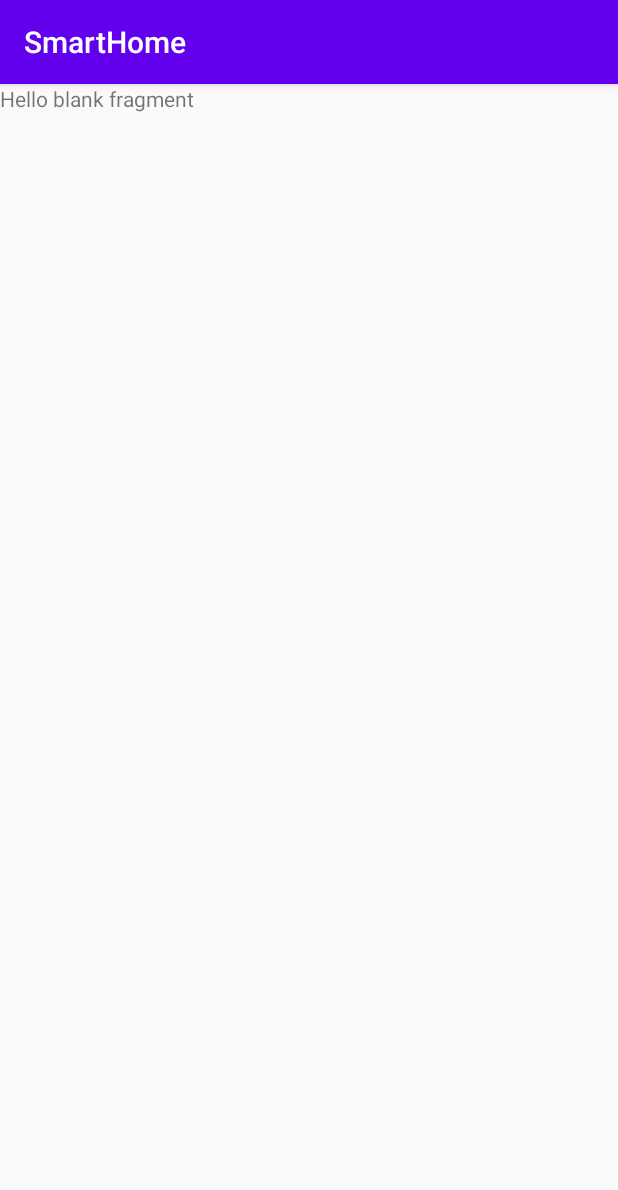
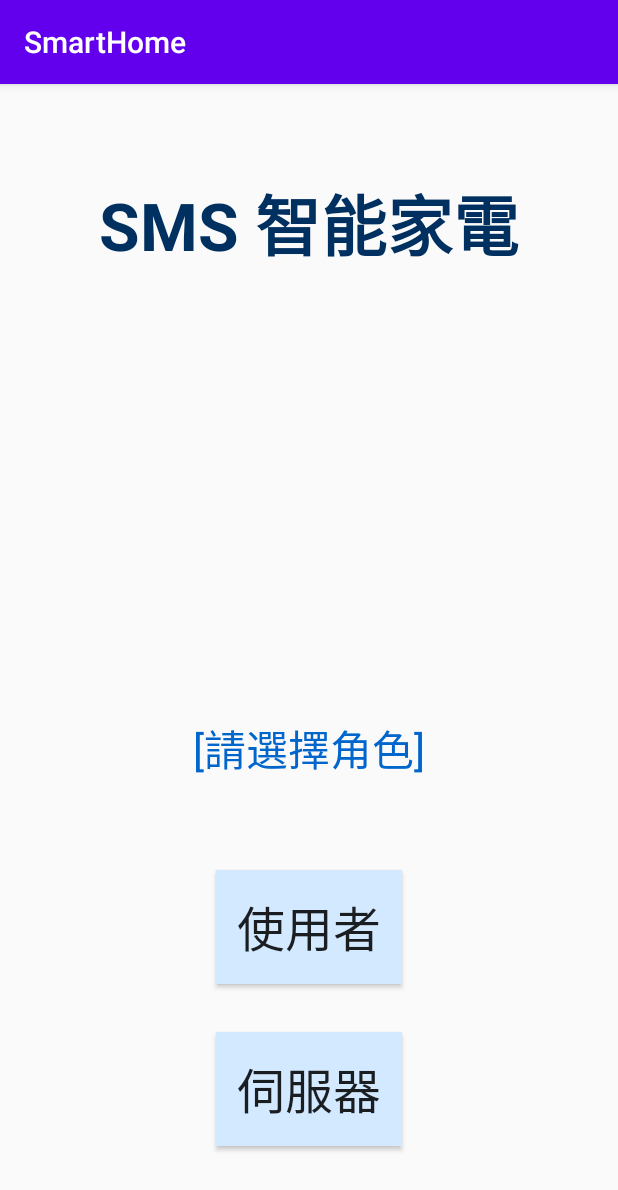
Before and after one commit to okh8609/SmartHome, an Android app: the screen it shows after launch (MainActivity), on a phone screen of 412 x 824 dp. Shown: the top 1190 px of the screen. Run offline under Robolectric (Android 15) with nearby library versions, the phone set to English and light mode, and no system bars.

Commit message:
頁面的轉跳OK
新增client、server的頁面

```diff
--- a/app/src/main/java/com/example/smarthome/MainFragment.java
+++ b/app/src/main/java/com/example/smarthome/MainFragment.java
@@ -3,6 +3,8 @@ package com.example.smarthome;
 import android.os.Bundle;
 
 import androidx.fragment.app.Fragment;
+import androidx.fragment.app.FragmentManager;
+import androidx.fragment.app.FragmentTransaction;
 
 import android.view.LayoutInflater;
 import android.view.View;
@@ -23,6 +25,28 @@ public class MainFragment extends Fragment {
     @Override
     public View onCreateView(LayoutInflater inflater, ViewGroup container,
                              Bundle savedInstanceState) {
-        return inflater.inflate(R.layout.main_fragment, container, false);
+        View root = inflater.inflate(R.layout.main_fragment, container, false);
+        root.findViewById(R.id.client).setOnClickListener(new View.OnClickListener() {
+            @Override
+            public void onClick(View v) {
+                FragmentManager fragmentManager = getActivity().getSupportFragmentManager();
+                FragmentTransaction fragmentTransaction = fragmentManager.beginTransaction();
+                fragmentTransaction.replace(R.id.fragment, ClientFragment.newInstance());
+                fragmentTransaction.addToBackStack(null);
+                fragmentTransaction.commit();
+            }
+        });
+        root.findViewById(R.id.server).setOnClickListener(new View.OnClickListener() {
+            @Override
+            public void onClick(View v) {
+                FragmentManager fragmentManager = getActivity().getSupportFragmentManager();
+                FragmentTransaction fragmentTransaction = fragmentManager.beginTransaction();
+                fragmentTransaction.replace(R.id.fragment, ServerFragment.newInstance());
+                fragmentTransaction.addToBackStack(null);
+                fragmentTransaction.commit();
+            }
+        });
+
+        return root;
     }
 }
--- a/app/src/main/res/layout/main_fragment.xml
+++ b/app/src/main/res/layout/main_fragment.xml
@@ -1,14 +1,55 @@
 <?xml version="1.0" encoding="utf-8"?>
-<FrameLayout xmlns:android="http://schemas.android.com/apk/res/android"
+<RelativeLayout xmlns:android="http://schemas.android.com/apk/res/android"
     xmlns:tools="http://schemas.android.com/tools"
     android:layout_width="match_parent"
     android:layout_height="match_parent"
     tools:context=".MainFragment">
 
-    <!-- TODO: Update blank fragment layout -->
     <TextView
-        android:layout_width="match_parent"
-        android:layout_height="match_parent"
-        android:text="@string/hello_blank_fragment" />
+        android:id="@+id/title"
+        android:layout_width="wrap_content"
+        android:layout_height="wrap_content"
+        android:layout_centerHorizontal="true"
+        android:layout_marginTop="60dp"
+        android:text="SMS 智能家電"
+        android:textColor="#003060"
+        android:textSize="44dp"
+        android:textStyle="bold" />
 
-</FrameLayout>
+    <TextView
+        android:id="@+id/sub_title"
+        android:layout_width="wrap_content"
+        android:layout_height="wrap_content"
+        android:layout_above="@+id/client"
+        android:layout_centerHorizontal="true"
+        android:layout_marginTop="120dp"
+        android:layout_marginBottom="60dp"
+        android:text="[請選擇角色]"
+        android:textColor="#0066CC"
+        android:textSize="28dp" />
+
+    <Button
+        android:id="@+id/client"
+        android:layout_width="wrap_content"
+        android:layout_height="wrap_content"
+        android:layout_above="@+id/server"
+        android:layout_centerHorizontal="true"
+        android:layout_marginBottom="32dp"
+        android:background="#D2E9FF"
+        android:padding="14dp"
+        android:text="使用者"
+        android:textSize="32dp" />
+
+    <Button
+        android:id="@+id/server"
+        android:layout_width="wrap_content"
+        android:layout_height="wrap_content"
+        android:layout_alignParentBottom="true"
+        android:layout_centerHorizontal="true"
+        android:layout_marginBottom="60dp"
+        android:background="#D2E9FF"
+        android:padding="14dp"
+        android:text="伺服器"
+        android:textSize="32dp" />
+
+</RelativeLayout>
```
Also changed, not shown: app/src/main/java/com/example/smarthome/ClientFragment.java (added, +32 -0 lines), app/src/main/java/com/example/smarthome/ServerFragment.java (added, +30 -0 lines), app/src/main/res/layout/client_fragment.xml (added, +13 -0 lines), app/src/main/res/layout/server_fragment.xml (added, +13 -0 lines).
